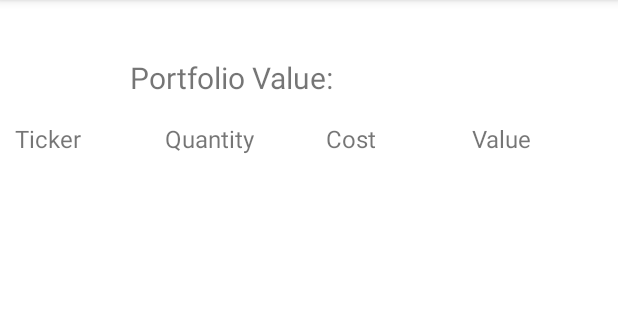
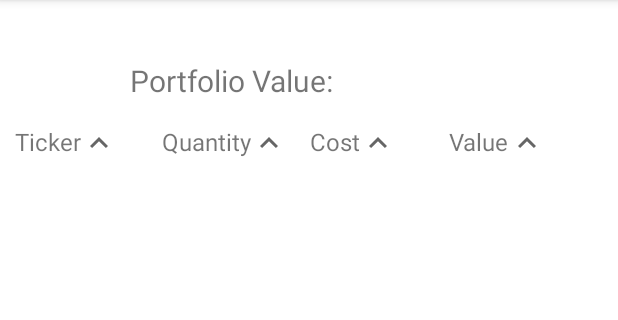
Before and after one commit to AaronCreor/StockMarketShowdown, an Android app: the fragment HomeFragment shown on its own in the app's theme, on a phone screen of 412 x 824 dp, the part 84-404 px from its top. Run offline under Robolectric (Android 15) with nearby library versions, the phone set to English and light mode, and no system bars; our stand-ins replace Firebase (no records; nobody signed in at launch, a user with empty details on screens opened directly); network calls fail; 2 statements that could not run were skipped.

Commit message:
updated home page styling

```diff
--- a/app/src/main/res/layout/fragment_home.xml
+++ b/app/src/main/res/layout/fragment_home.xml
@@ -64,7 +64,8 @@
             app:layout_constraintStart_toStartOf="parent"
             app:layout_constraintTop_toBottomOf="@id/text_portfolio_value"
             app:layout_constraintBottom_toBottomOf="parent"
-            android:layout_marginTop="16dp"/>
+            android:layout_marginTop="16dp"
+            app:drawableEndCompat="@drawable/ic_arrow_up" />
 
         <!-- Title for Quantity column -->
 
@@ -74,9 +75,10 @@
             android:id="@+id/text_quantity_title"
             android:layout_width="wrap_content"
             android:layout_height="wrap_content"
-            android:layout_marginStart="56dp"
+            android:layout_marginStart="30dp"
             android:text="Quantity"
             android:textSize="16sp"
+            app:drawableEndCompat="@drawable/ic_arrow_up"
             app:layout_constraintBottom_toBottomOf="parent"
             app:layout_constraintStart_toEndOf="@id/text_ticker_title"
             app:layout_constraintTop_toTopOf="@id/text_ticker_title"
@@ -86,9 +88,10 @@
             android:id="@+id/text_value_title"
             android:layout_width="wrap_content"
             android:layout_height="wrap_content"
-            android:layout_marginStart="48dp"
+            android:layout_marginStart="15dp"
             android:text="Cost"
             android:textSize="16sp"
+            app:drawableEndCompat="@drawable/ic_arrow_up"
             app:layout_constraintBottom_toBottomOf="parent"
             app:layout_constraintStart_toEndOf="@id/text_quantity_title"
             app:layout_constraintTop_toTopOf="@id/text_quantity_title"
@@ -98,8 +101,9 @@
             android:id="@+id/textTotalValueTitle"
             android:layout_width="wrap_content"
             android:layout_height="wrap_content"
-            android:layout_marginStart="64dp"
+            android:layout_marginStart="35dp"
             android:text="Value"
+            app:drawableEndCompat="@drawable/ic_arrow_up"
             android:textSize="16sp"
             app:layout_constraintBottom_toBottomOf="parent"
             app:layout_constraintStart_toEndOf="@id/text_value_title" />
```
Also changed, not shown: app/src/main/java/com/example/stockmarketshowdown/ui/history/HistoryFragment.kt (+4 -12 lines), app/src/main/java/com/example/stockmarketshowdown/ui/home/HomeFragment.kt (+29 -5 lines), app/src/main/res/layout/fragment_transactions.xml (added, +14 -0 lines).
